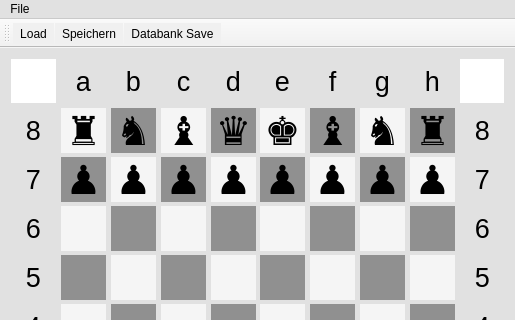
ACRONYM4/Qt_Schach, file Qt_Schach/qt_schach.ui: the form before one commit; both pictures show x 0 to 515 and y 0 to 320 of the 515 by 576 pixel window.
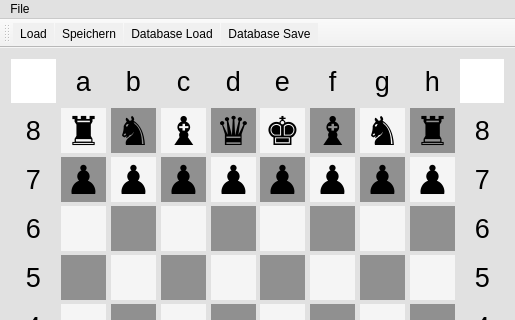
The form after the commit. Icons and pictures are not drawn. Custom widgets are drawn as their Qt base class.

Commit message: Database support

What changed in the file:
```diff
--- a/Qt_Schach/qt_schach.ui
+++ b/Qt_Schach/qt_schach.ui
@@ -6909,7 +6909,8 @@
    </attribute>
    <addaction name="actionLoad"/>
    <addaction name="actionSave"/>
-   <addaction name="actionDatabankSave"/>
+   <addaction name="actionDatabaseLoad"/>
+   <addaction name="actionDatabaseSave"/>
   </widget>
   <widget class="QStatusBar" name="statusBar"/>
   <action name="actionSave">
@@ -6947,18 +6948,30 @@
     <string>Ctrl+O</string>
    </property>
   </action>
-  <action name="actionDatabankSave">
+  <action name="actionDatabaseSave">
    <property name="icon">
     <iconset resource="qt_schach.qrc">
      <normaloff>:/Qt_Schach/Resources/Chess/Chess_nlt45.svg</normaloff>:/Qt_Schach/Resources/Chess/Chess_nlt45.svg</iconset>
    </property>
    <property name="text">
-    <string>Databank Save</string>
+    <string>Database Save</string>
    </property>
    <property name="toolTip">
     <string>Spiel auf Datenbankspeichern</string>
    </property>
   </action>
+  <action name="actionDatabaseLoad">
+   <property name="icon">
+    <iconset resource="qt_schach.qrc">
+     <normaloff>:/Qt_Schach/Resources/Chess/Chess_ndt45.svg</normaloff>:/Qt_Schach/Resources/Chess/Chess_ndt45.svg</iconset>
+   </property>
+   <property name="text">
+    <string>Database Load</string>
+   </property>
+   <property name="toolTip">
+    <string>Spiel aus Datenbank laden</string>
+   </property>
+  </action>
  </widget>
  <layoutdefault spacing="6" margin="11"/>
  <customwidgets>
```
The commit also changes 10 other files.
